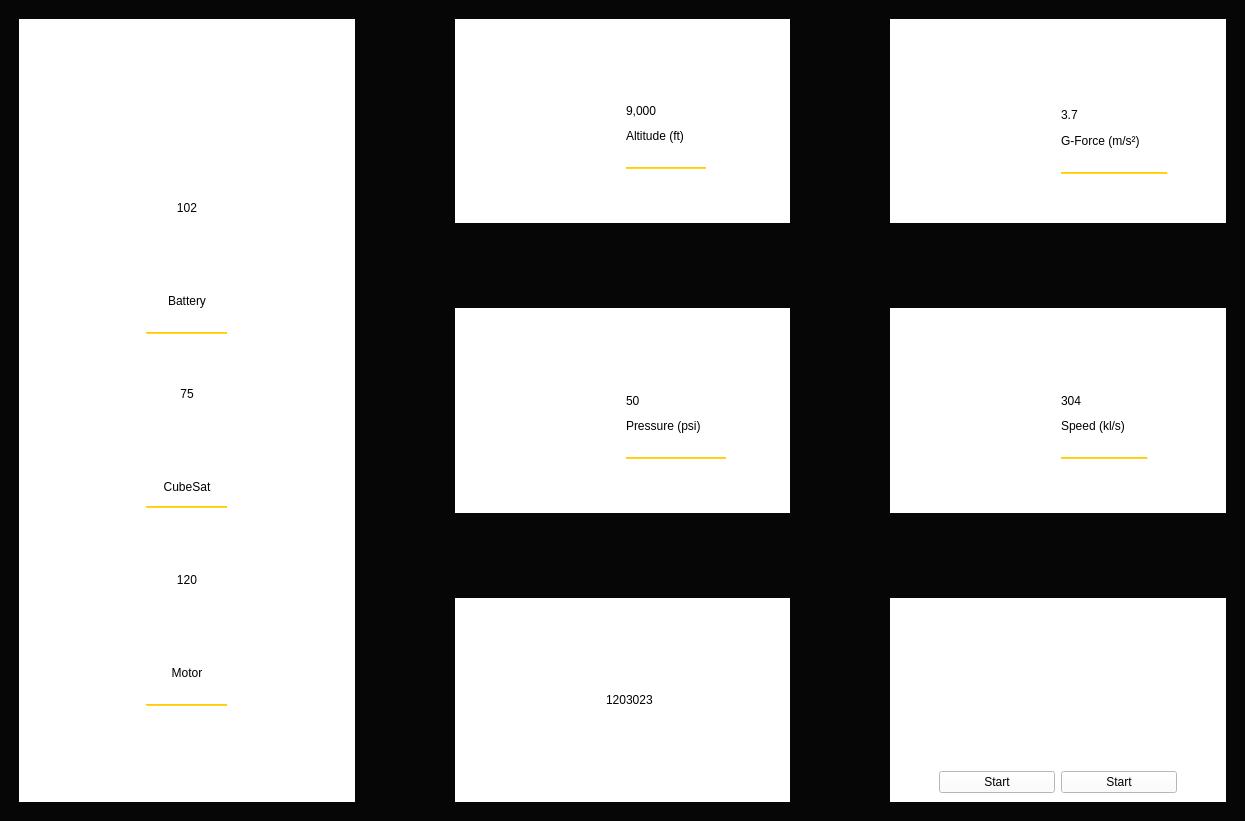
First picture: the form in user-interfaces/ground_station.ui, repository KeweenawRocketRange/ground-station-application, before the edit.
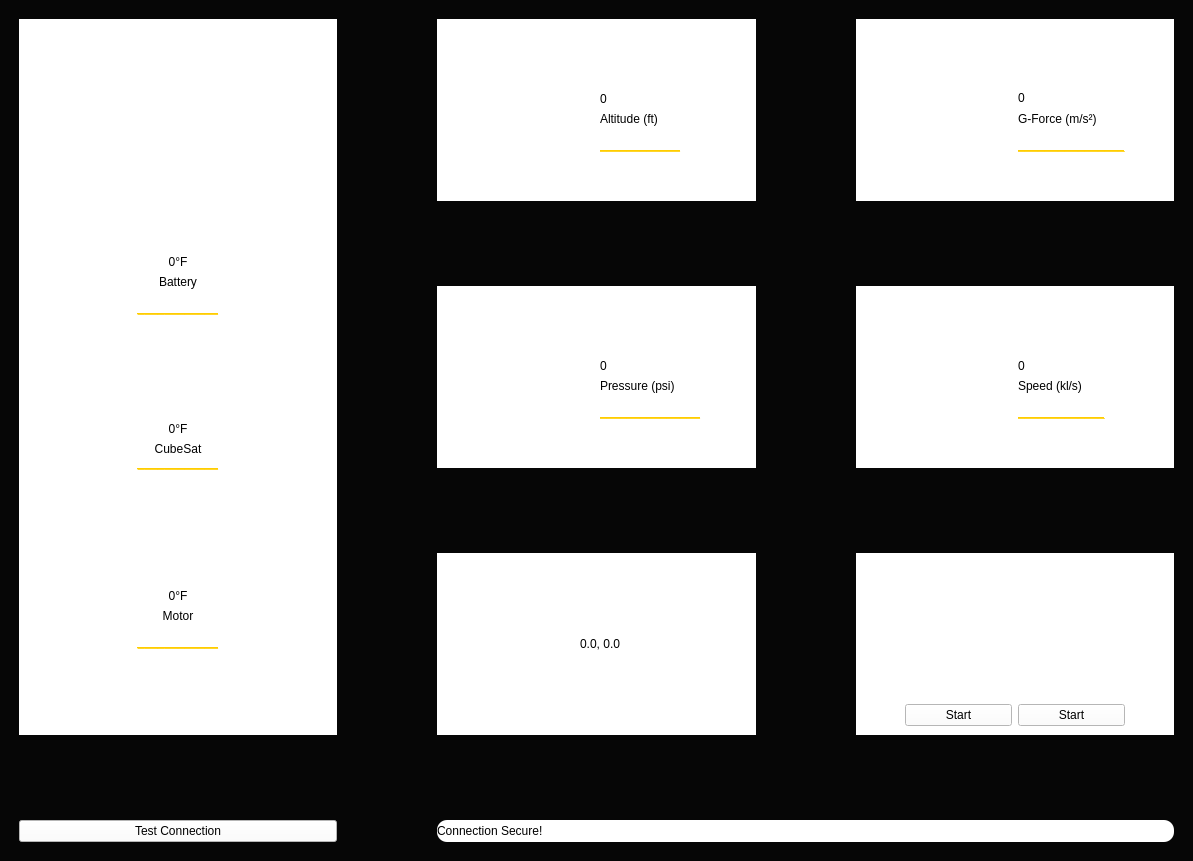
Second picture: the form after the edit. Icons and pictures are not drawn.

The edit to the form file:
```diff
--- a/user-interfaces/ground_station.ui
+++ b/user-interfaces/ground_station.ui
@@ -6,8 +6,8 @@
    <rect>
     <x>0</x>
     <y>0</y>
-    <width>1245</width>
-    <height>821</height>
+    <width>1193</width>
+    <height>861</height>
    </rect>
   </property>
   <property name="windowTitle">
@@ -38,6 +38,58 @@
       <property name="verticalSpacing">
        <number>85</number>
       </property>
+      <item row="2" column="2">
+       <widget class="QWidget" name="gridWidget" native="true">
+        <property name="styleSheet">
+         <string notr="true">background-color: white;
+border-radius: 1.5em;
+max-height: 12em;</string>
+        </property>
+        <layout class="QGridLayout" name="gridLayout_6">
+         <item row="0" column="1">
+          <widget class="QLabel" name="gps_label">
+           <property name="styleSheet">
+            <string notr="true">font: 75 19pt &quot;MS Sans Serif&quot;;
+
+</string>
+           </property>
+           <property name="text">
+            <string>0.0, 0.0</string>
+           </property>
+          </widget>
+         </item>
+         <item row="0" column="0">
+          <widget class="QLabel" name="label_2">
+           <property name="text">
+            <string/>
+           </property>
+           <property name="pixmap">
+            <pixmap>gps.png</pixmap>
+           </property>
+           <property name="alignment">
+            <set>Qt::AlignCenter</set>
+           </property>
+          </widget>
+         </item>
+         <item row="0" column="2">
+          <spacer name="horizontalSpacer">
+           <property name="orientation">
+            <enum>Qt::Horizontal</enum>
+           </property>
+           <property name="sizeType">
+            <enum>QSizePolicy::Fixed</enum>
+           </property>
+           <property name="sizeHint" stdset="0">
+            <size>
+             <width>40</width>
+             <height>20</height>
+            </size>
+           </property>
+          </spacer>
+         </item>
+        </layout>
+       </widget>
+      </item>
       <item row="0" column="2">
        <widget class="QWidget" name="gridWidget" native="true">
         <property name="styleSheet">
@@ -132,7 +184,7 @@
 </string>
            </property>
            <property name="text">
-            <string>9,000</string>
+            <string>0</string>
            </property>
            <property name="alignment">
             <set>Qt::AlignBottom|Qt::AlignLeading|Qt::AlignLeft</set>
@@ -217,10 +269,10 @@
 </string>
            </property>
            <property name="text">
-            <string>102</string>
+            <string>0°F</string>
            </property>
            <property name="alignment">
-            <set>Qt::AlignHCenter|Qt::AlignTop</set>
+            <set>Qt::AlignBottom|Qt::AlignHCenter</set>
            </property>
           </widget>
          </item>
@@ -231,10 +283,10 @@
 </string>
            </property>
            <property name="text">
-            <string>120</string>
+            <string>0°F</string>
            </property>
            <property name="alignment">
-            <set>Qt::AlignHCenter|Qt::AlignTop</set>
+            <set>Qt::AlignBottom|Qt::AlignHCenter</set>
            </property>
           </widget>
          </item>
@@ -264,20 +316,6 @@
            </property>
           </widget>
          </item>
-         <item row="5" column="0">
-          <widget class="QLabel" name="cubesat_temp_label">
-           <property name="styleSheet">
-            <string notr="true">font: 32pt &quot;Bahnschrift SemiBold&quot;;
-</string>
-           </property>
-           <property name="text">
-            <string>75</string>
-           </property>
-           <property name="alignment">
-            <set>Qt::AlignHCenter|Qt::AlignTop</set>
-           </property>
-          </widget>
-         </item>
          <item row="2" column="0">
           <spacer name="verticalSpacer_19">
            <property name="orientation">
@@ -294,6 +332,20 @@
            </property>
           </spacer>
          </item>
+         <item row="5" column="0">
+          <widget class="QLabel" name="cubesat_temp_label">
+           <property name="styleSheet">
+            <string notr="true">font: 75 30pt &quot;MS Sans Serif&quot;;
+</string>
+           </property>
+           <property name="text">
+            <string>0°F</string>
+           </property>
+           <property name="alignment">
+            <set>Qt::AlignBottom|Qt::AlignHCenter</set>
+           </property>
+          </widget>
+         </item>
          <item row="6" column="0">
           <widget class="QLabel" name="label_18">
            <property name="styleSheet">
@@ -311,7 +363,7 @@
         </layout>
        </widget>
       </item>
-      <item row="1" column="4">
+      <item row="1" column="3">
        <widget class="QWidget" name="gridWidget" native="true">
         <property name="styleSheet">
          <string notr="true">background-color: white;
@@ -373,7 +425,7 @@
 </string>
            </property>
            <property name="text">
-            <string>304</string>
+            <string>0</string>
            </property>
            <property name="alignment">
             <set>Qt::AlignBottom|Qt::AlignLeading|Qt::AlignLeft</set>
@@ -422,58 +474,7 @@
         </layout>
        </widget>
       </item>
-      <item row="2" column="2">
-       <widget class="QWidget" name="gridWidget" native="true">
-        <property name="styleSheet">
-         <string notr="true">background-color: white;
-border-radius: 1.5em;
-max-height: 12em;</string>
-        </property>
-        <layout class="QGridLayout" name="gridLayout_6">
-         <item row="0" column="1">
-          <widget class="QLabel" name="gps_label">
-           <property name="styleSheet">
-            <string notr="true">font: 20pt &quot;Bahnschrift SemiBold&quot;;
-</string>
-           </property>
-           <property name="text">
-            <string>1203023</string>
-           </property>
-          </widget>
-         </item>
-         <item row="0" column="0">
-          <widget class="QLabel" name="label_2">
-           <property name="text">
-            <string/>
-           </property>
-           <property name="pixmap">
-            <pixmap>gps.png</pixmap>
-           </property>
-           <property name="alignment">
-            <set>Qt::AlignCenter</set>
-           </property>
-          </widget>
-         </item>
-         <item row="0" column="2">
-          <spacer name="horizontalSpacer">
-           <property name="orientation">
-            <enum>Qt::Horizontal</enum>
-           </property>
-           <property name="sizeType">
-            <enum>QSizePolicy::Fixed</enum>
-           </property>
-           <property name="sizeHint" stdset="0">
-            <size>
-             <width>40</width>
-             <height>20</height>
-            </size>
-           </property>
-          </spacer>
-         </item>
-        </layout>
-       </widget>
-      </item>
-      <item row="2" column="4">
+      <item row="2" column="3">
        <widget class="QWidget" name="gridWidget_2" native="true">
         <property name="styleSheet">
          <string notr="true">background-color: white;
@@ -654,7 +655,7 @@
 </string>
            </property>
            <property name="text">
-            <string>50</string>
+            <string>0</string>
            </property>
            <property name="alignment">
             <set>Qt::AlignBottom|Qt::AlignLeading|Qt::AlignLeft</set>
@@ -709,7 +710,7 @@
         </layout>
        </widget>
       </item>
-      <item row="0" column="4">
+      <item row="0" column="3">
        <widget class="QWidget" name="gridWidget" native="true">
         <property name="styleSheet">
          <string notr="true">background-color: white;
@@ -811,13 +812,42 @@
 </string>
            </property>
            <property name="text">
-            <string>3.7</string>
+            <string>0</string>
            </property>
           </widget>
          </item>
         </layout>
        </widget>
       </item>
+      <item row="3" column="2" colspan="2">
+       <widget class="QLabel" name="term_label">
+        <property name="styleSheet">
+         <string notr="true">background-color: white;
+font: 25 14pt &quot;Bahnschrift Light&quot;;
+padding: 0 .5em;
+border-radius: 10px;</string>
+        </property>
+        <property name="text">
+         <string>Connection Secure!</string>
+        </property>
+        <property name="alignment">
+         <set>Qt::AlignLeading|Qt::AlignLeft|Qt::AlignVCenter</set>
+        </property>
+       </widget>
+      </item>
+      <item row="3" column="1">
+       <widget class="QPushButton" name="test_btn">
+        <property name="styleSheet">
+         <string notr="true">background-color: white;
+font: 25 14pt &quot;Bahnschrift Light&quot;;
+margin: 0 2.5em;
+padding: .1em 0;</string>
+        </property>
+        <property name="text">
+         <string>Test Connection</string>
+        </property>
+       </widget>
+      </item>
      </layout>
     </item>
    </layout>
```
Left out of the diff: 52 changed lines with no effect on the pictures.
